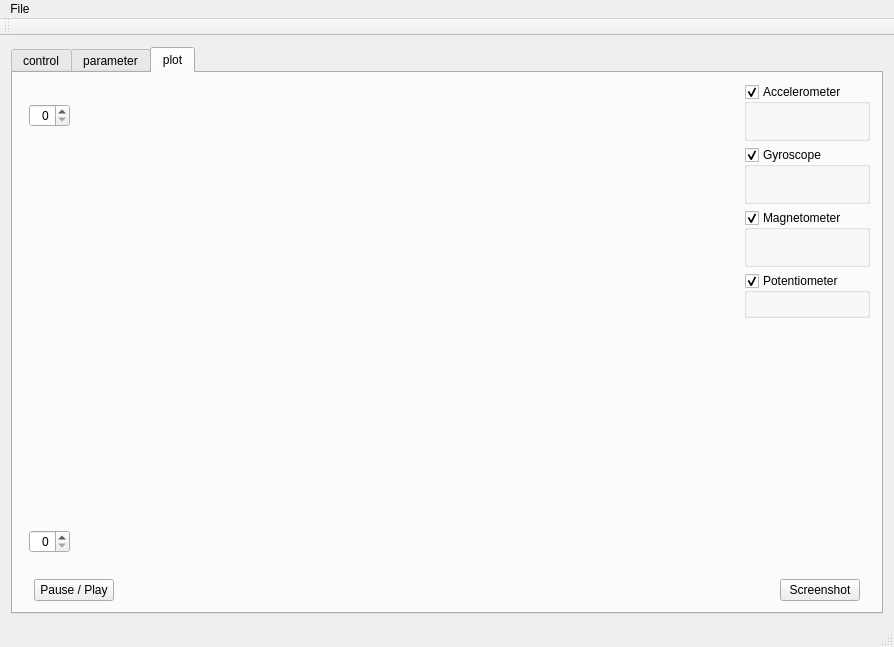
This is software/extern/qttest/mainwindow.ui in wenndemann/blabot as Qt 5 draws it before an edit. The edited form follows.
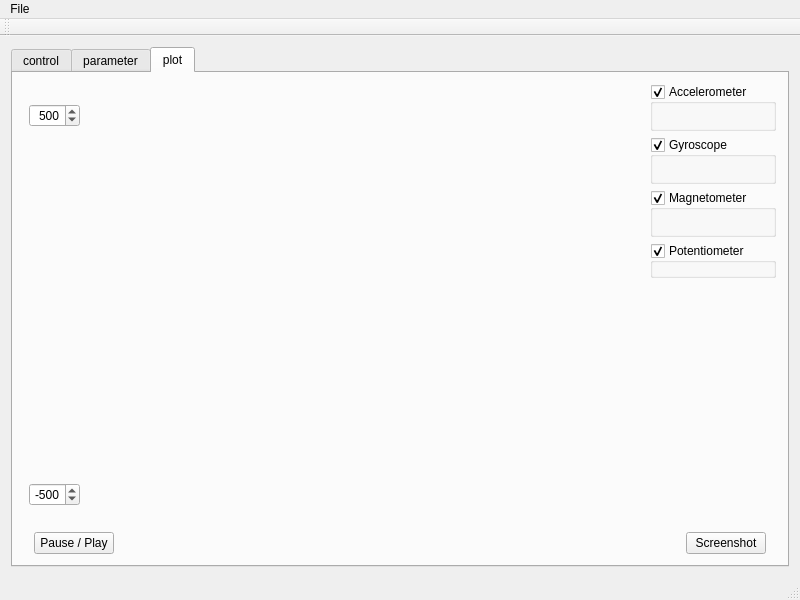
This is the edited form. The open tabs and pages were chosen to show the change. Custom widgets are drawn as their Qt base class.

The edit to the form file:
```diff
--- a/software/extern/qttest/mainwindow.ui
+++ b/software/extern/qttest/mainwindow.ui
@@ -6,10 +6,16 @@
    <rect>
     <x>0</x>
     <y>0</y>
-    <width>894</width>
-    <height>647</height>
+    <width>800</width>
+    <height>600</height>
    </rect>
   </property>
+  <property name="minimumSize">
+   <size>
+    <width>800</width>
+    <height>600</height>
+   </size>
+  </property>
   <property name="windowTitle">
    <string>blaplot</string>
   </property>
@@ -167,6 +173,18 @@
                 <property name="alignment">
                  <set>Qt::AlignRight|Qt::AlignTrailing|Qt::AlignVCenter</set>
                 </property>
+                <property name="minimum">
+                 <number>-999</number>
+                </property>
+                <property name="maximum">
+                 <number>999</number>
+                </property>
+                <property name="singleStep">
+                 <number>10</number>
+                </property>
+                <property name="value">
+                 <number>500</number>
+                </property>
                </widget>
               </item>
               <item>
@@ -190,6 +208,18 @@
                 <property name="alignment">
                  <set>Qt::AlignRight|Qt::AlignTrailing|Qt::AlignVCenter</set>
                 </property>
+                <property name="minimum">
+                 <number>-999</number>
+                </property>
+                <property name="maximum">
+                 <number>999</number>
+                </property>
+                <property name="singleStep">
+                 <number>10</number>
+                </property>
+                <property name="value">
+                 <number>-500</number>
+                </property>
                </widget>
               </item>
              </layout>
@@ -202,12 +232,6 @@
                 <verstretch>0</verstretch>
                </sizepolicy>
               </property>
-              <property name="minimumSize">
-               <size>
-                <width>640</width>
-                <height>480</height>
-               </size>
-              </property>
              </widget>
             </item>
             <item>
@@ -221,6 +245,12 @@
                  <bool>true</bool>
                 </property>
                 <layout class="QVBoxLayout" name="verticalLayout_4">
+                 <property name="topMargin">
+                  <number>6</number>
+                 </property>
+                 <property name="bottomMargin">
+                  <number>6</number>
+                 </property>
                  <item>
                   <widget class="widgetCurveControl" name="widgetCurveControlAccelX" native="true"/>
                  </item>
@@ -242,6 +272,12 @@
                  <bool>true</bool>
                 </property>
                 <layout class="QVBoxLayout" name="verticalLayout">
+                 <property name="topMargin">
+                  <number>6</number>
+                 </property>
+                 <property name="bottomMargin">
+                  <number>6</number>
+                 </property>
                  <item>
                   <widget class="widgetCurveControl" name="widgetCurveControlGyroX" native="true"/>
                  </item>
@@ -263,6 +299,12 @@
                  <bool>true</bool>
                 </property>
                 <layout class="QVBoxLayout" name="verticalLayout_2">
+                 <property name="topMargin">
+                  <number>6</number>
+                 </property>
+                 <property name="bottomMargin">
+                  <number>6</number>
+                 </property>
                  <item>
                   <widget class="widgetCurveControl" name="widgetCurveControlMagX" native="true"/>
                  </item>
@@ -284,6 +326,12 @@
                  <bool>true</bool>
                 </property>
                 <layout class="QVBoxLayout" name="verticalLayout_3">
+                 <property name="topMargin">
+                  <number>6</number>
+                 </property>
+                 <property name="bottomMargin">
+                  <number>6</number>
+                 </property>
                  <item>
                   <widget class="widgetCurveControl" name="widgetCurveControlPoti" native="true"/>
                  </item>
@@ -363,7 +411,7 @@
     <rect>
      <x>0</x>
      <y>0</y>
-     <width>894</width>
+     <width>800</width>
      <height>25</height>
     </rect>
    </property>
```
Left out of the diff: 6 changed lines with no effect on the pictures.
